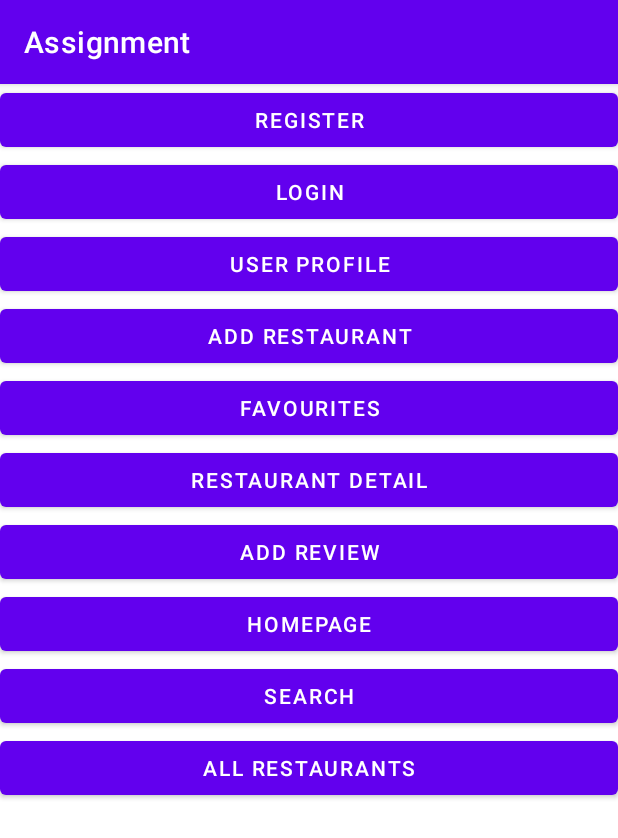
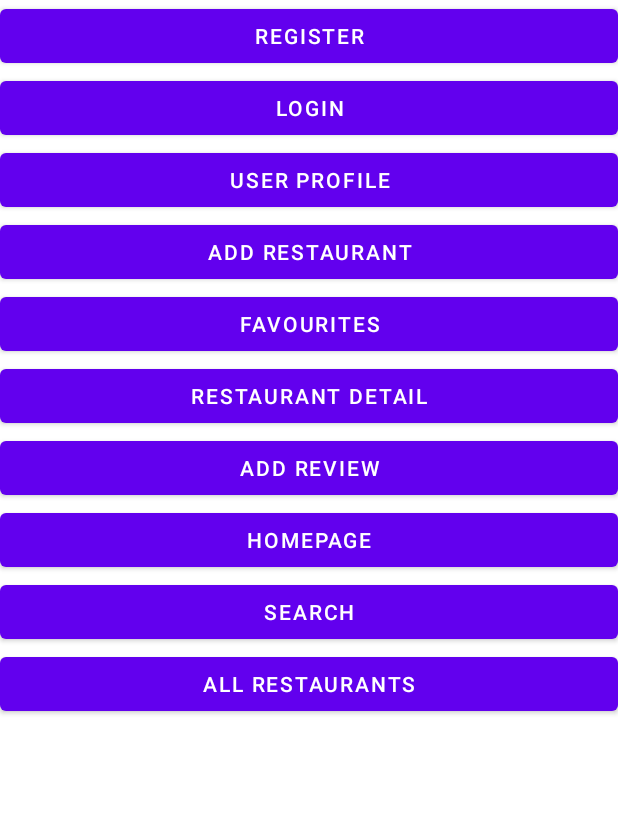
Before and after one commit to chuunfaii/mobile-assignment, an Android app: the MainActivity screen opened directly, with no data from a screen before it, on a phone screen of 412 x 824 dp. Shown: the top 838 px of the screen. Run offline under Robolectric (Android 15) with nearby library versions, the phone set to English and light mode, and no system bars.

Commit message:
Remove action bar through themes.xml instead of using code

```diff
--- a/app/src/main/java/me/chunfai/assignment/Login.kt
+++ b/app/src/main/java/me/chunfai/assignment/Login.kt
@@ -40,8 +40,6 @@ class Login : AppCompatActivity(), CoroutineScope {
 
         auth = Firebase.auth
         database = FirebaseFirestore.getInstance()
-
-        supportActionBar?.hide()
 
         binding.btnLogin.setOnClickListener { login() }
 
--- a/app/src/main/java/me/chunfai/assignment/Register.kt
+++ b/app/src/main/java/me/chunfai/assignment/Register.kt
@@ -24,8 +24,6 @@ class Register : AppCompatActivity() {
 
         auth = Firebase.auth
         database = FirebaseFirestore.getInstance()
-
-        supportActionBar?.hide()
 
         binding.btnSignUp.setOnClickListener { signUp() }
 
--- a/app/src/main/res/values-night/themes.xml
+++ b/app/src/main/res/values-night/themes.xml
@@ -1,6 +1,6 @@
 <resources xmlns:tools="http://schemas.android.com/tools">
     <!-- Base application theme. -->
-    <style name="Theme.Assignment" parent="Theme.MaterialComponents.DayNight.DarkActionBar">
+    <style name="Theme.Assignment" parent="Theme.MaterialComponents.DayNight.NoActionBar">
         <!-- Primary brand color. -->
         <item name="colorPrimary">@color/purple_200</item>
         <item name="colorPrimaryVariant">@color/purple_700</item>
--- a/app/src/main/res/values/themes.xml
+++ b/app/src/main/res/values/themes.xml
@@ -1,6 +1,6 @@
 <resources xmlns:tools="http://schemas.android.com/tools">
     <!-- Base application theme. -->
-    <style name="Theme.Assignment" parent="Theme.MaterialComponents.DayNight.DarkActionBar">
+    <style name="Theme.Assignment" parent="Theme.MaterialComponents.DayNight.NoActionBar">
         <!-- Primary brand color. -->
         <item name="colorPrimary">@color/purple_500</item>
         <item name="colorPrimaryVariant">@color/purple_700</item>
```
